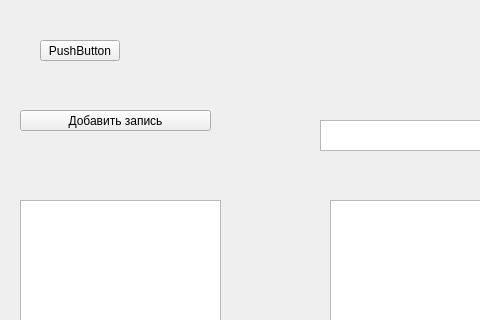
First picture: the form in 004_CHMV/QTLearning/CW01/mainwindow.ui, repository leaptop/repos2, before the edit; both pictures show x 0 to 480 and y 0 to 320 of the 928 by 855 pixel window.
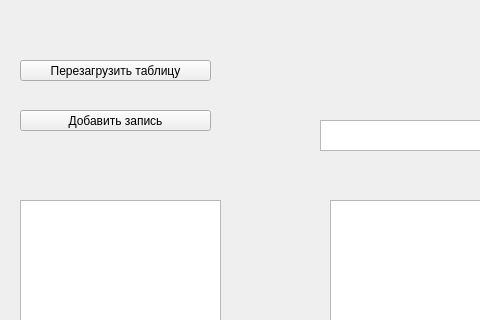
Second picture: the form after the edit.

What changed in the file:
```diff
--- a/004_CHMV/QTLearning/CW01/mainwindow.ui
+++ b/004_CHMV/QTLearning/CW01/mainwindow.ui
@@ -93,14 +93,14 @@
    <widget class="QPushButton" name="pushButton_2">
     <property name="geometry">
      <rect>
-      <x>40</x>
-      <y>40</y>
-      <width>80</width>
+      <x>20</x>
+      <y>60</y>
+      <width>191</width>
       <height>21</height>
      </rect>
     </property>
     <property name="text">
-     <string>PushButton</string>
+     <string>Перезагрузить таблицу</string>
     </property>
    </widget>
   </widget>
```
